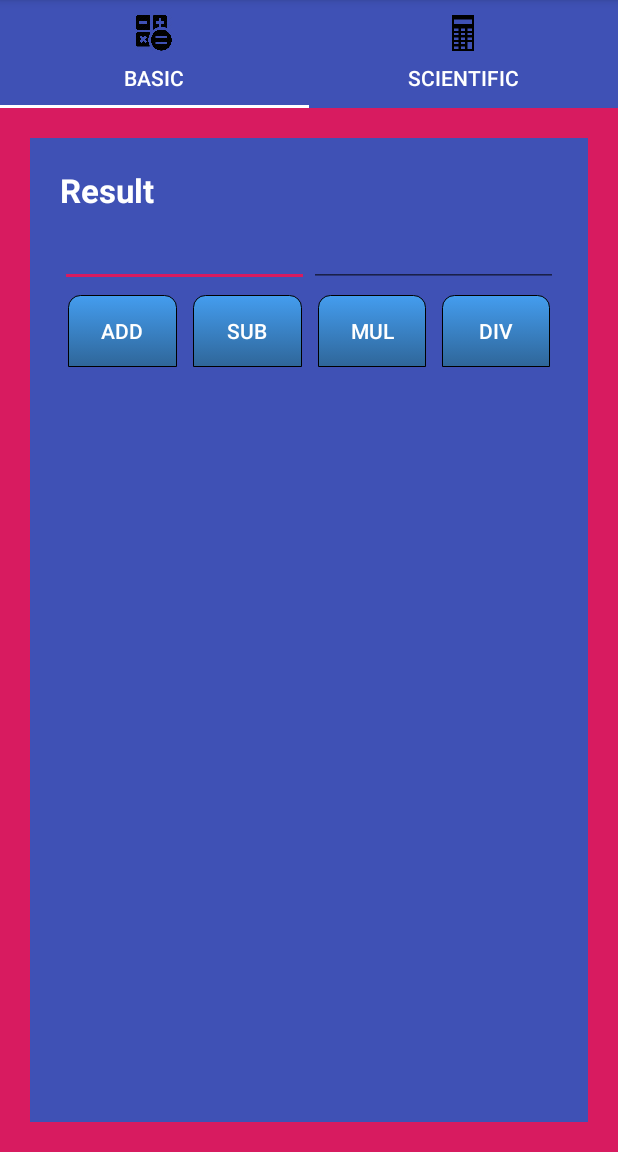
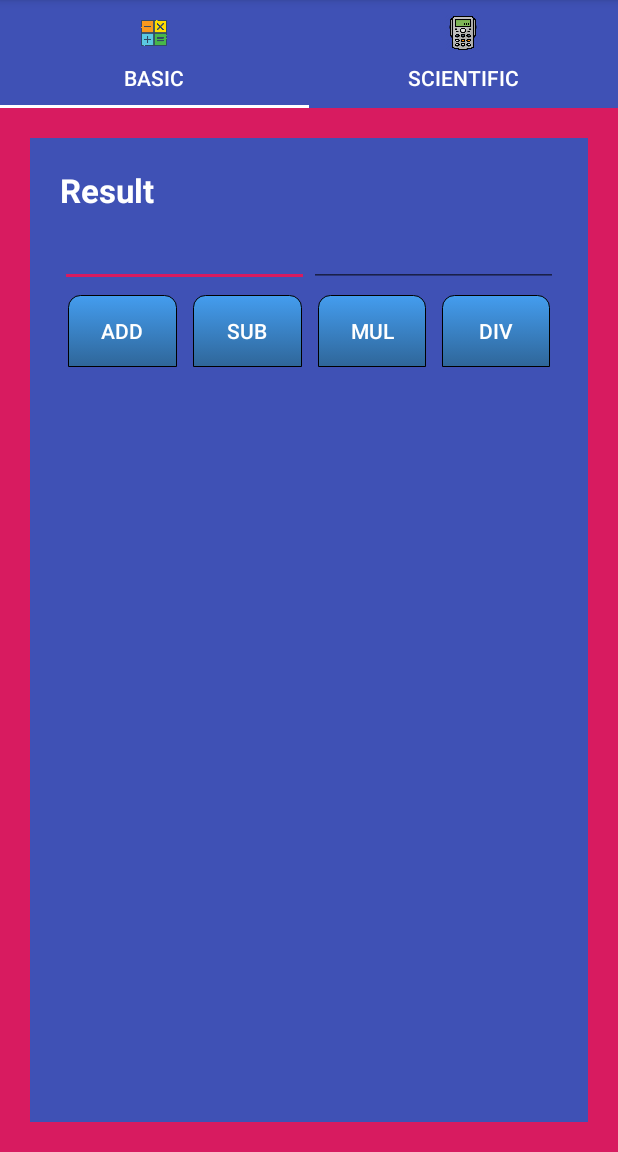
Before and after one commit to Swati-Khobragade/ChallengeAssignment, an Android app: the screen it shows after launch (CalculatorActivity), on a phone screen of 412 x 824 dp, the part 84-1236 px from its top. Run offline under Robolectric (Android 15) with nearby library versions, the phone set to English and light mode, and no system bars.

Commit message:
Adding new icons in Tablayout

```diff
--- a/app/src/main/java/com/example/calculatorapplication/activity/CalculatorActivity.java
+++ b/app/src/main/java/com/example/calculatorapplication/activity/CalculatorActivity.java
@@ -39,8 +39,8 @@ public class CalculatorActivity extends AppCompatActivity
     private ScientificCalculatorFragment scientificCalculatorFragment;
     private TabLayout tabLayout;
     private int[] tabIcons = {
-            R.drawable.basic_calculator,
-            R.drawable.scientific_calculator,
+            R.drawable.basic_calculator_tab,
+            R.drawable.scientific_calculator_tab,
     };
 
     @Override
```
Also changed, not shown: app/src/main/res/drawable/basic_calculator_tab.png (added), app/src/main/res/drawable/scientific_calculator_tab.png (added).
